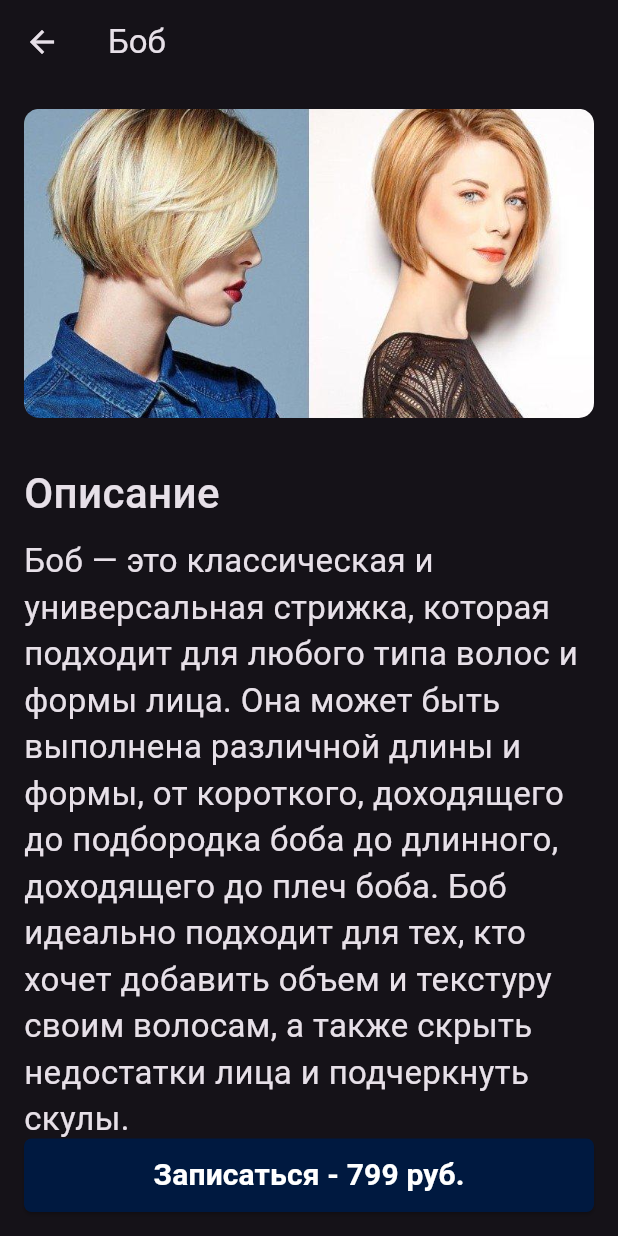
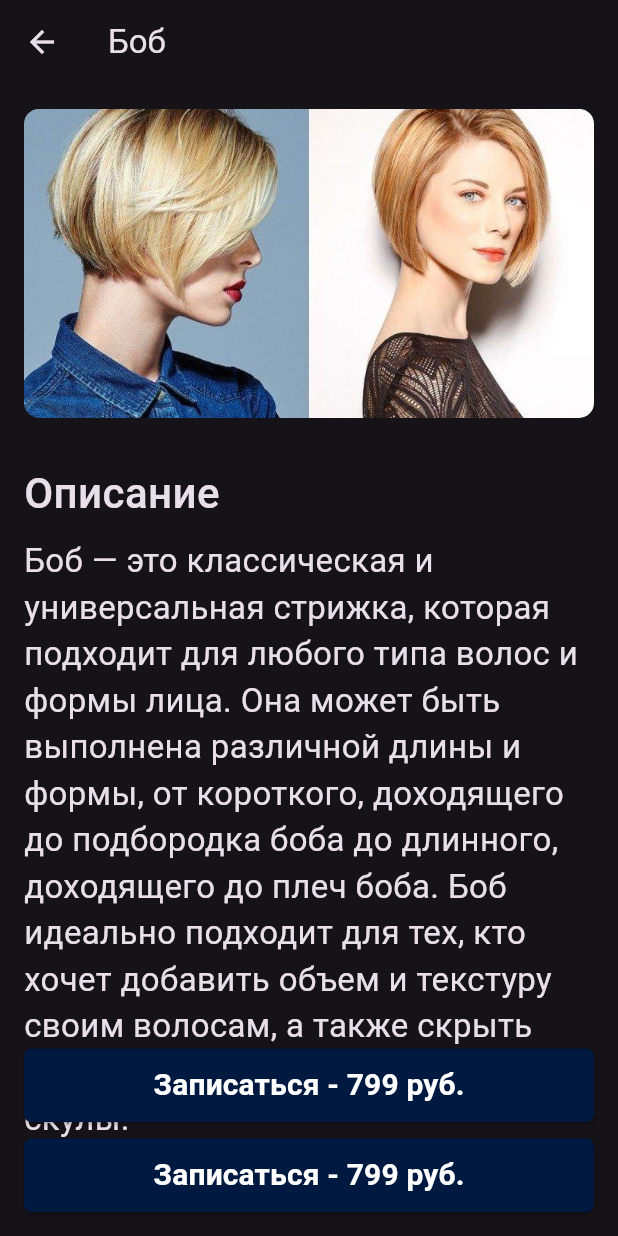
Before and after one commit to DaniilStolyarov/pks_sem, a Flutter app: the screen it shows after launch, after a tap on "Боб", on a phone screen of 412 x 824 dp. Run offline on Flutter 3.47's test engine with Material 3 defaults, Android fonts, the phone set to English and light mode, and no system bars.

```diff
--- a/shop_catalog/lib/components/card_preview.dart
+++ b/shop_catalog/lib/components/card_preview.dart
@@ -1,40 +1,37 @@
 import 'package:flutter/material.dart';
 import 'package:shop_catalog/models/shop_item.dart';
-import 'package:shop_catalog/pages/catalog.dart';
 
 class CardPreview extends StatelessWidget {
-  const CardPreview({super.key, required this.shopItems, required this.index});
-  final List<ShopItem> shopItems;
-  final int index;
+  const CardPreview({super.key, required this.shopItem});
+  final ShopItem shopItem;
   @override
   Widget build(BuildContext context) {
-    return Card(
-        margin: EdgeInsets.all(10),
-        child: Padding(
-          padding: const EdgeInsets.all(16.0),
+    return Padding(
+      padding: const EdgeInsets.all(10.0),
       child: Column(
+        mainAxisAlignment: MainAxisAlignment.start,
+        crossAxisAlignment: CrossAxisAlignment.center,
         children: [
           ClipRRect(
               borderRadius: BorderRadius.circular(10.0),
-                  child: shopItems[index].isImageUrl
-                      ? Image.network(shopItems[index].ImageHref,
-                          width: double.infinity,
-                          height: MediaQuery.of(context).size.width / 2,
+              child: shopItem.isImageUrl
+                  ? Image.network(shopItem.ImageHref,
+                      height: 100,
                       fit: BoxFit.cover)
-                      : Image.asset(shopItems[index].ImageHref,
-                          width: double.infinity,
-                          height: MediaQuery.of(context).size.width / 2,
+                  : Image.asset(shopItem.ImageHref,
+
+                      height: MediaQuery.of(context).size.height / 8,
+                      width: MediaQuery.of(context).size.width / 2,
+
                       fit: BoxFit.cover)),
-              SizedBox(
-                height: 20,
-              ),
-              Text(shopItems[index].Name,
+          SizedBox(height: 10,),
+          Text(shopItem.Name,
               style: TextStyle(
-                    fontSize: 24,
-                    fontWeight: FontWeight.w600,
+                fontSize: 18,
+                fontWeight: FontWeight.w400,
               )),
         ],
       ),
-        ));
+    );
   }
 }
--- a/shop_catalog/lib/main.dart
+++ b/shop_catalog/lib/main.dart
@@ -1,12 +1,22 @@
 import 'package:flutter/material.dart';
+import 'package:shop_catalog/pages/account.dart';
+import 'package:shop_catalog/pages/favourite.dart';
 import 'pages/catalog.dart';
 
 void main() {
   runApp(const MyApp());
 }
 
-class MyApp extends StatelessWidget {
+class MyApp extends StatefulWidget {
   const MyApp({super.key});
+  @override
+  State<MyApp> createState() => _MyAppState();
+}
+
+class _MyAppState extends State<MyApp> {
+  int selectedIndex = 0;
+
+  List<Widget> pages = [Catalog(), Favourite(), AccountPage()];
   @override
   Widget build(BuildContext context) {
     return MaterialApp(
@@ -17,9 +27,22 @@ class MyApp extends StatelessWidget {
       ),
       home: Scaffold(
         appBar: AppBar(
-          title: const Text("Стрижки"),
+          title: const Text("Barbershop App"),
         ),
-        body: const Catalog()
+        body: pages[selectedIndex],
+        bottomNavigationBar: BottomNavigationBar(
+          items:const [
+            BottomNavigationBarItem(icon: Icon(Icons.cut), label: "Стрижки"),
+            BottomNavigationBarItem(icon: Icon(Icons.favorite), label: "Избранные"),
+            BottomNavigationBarItem(icon: Icon(Icons.verified_user), label: "Профиль")
+          ],
+          currentIndex: 0,
+          onTap: (int barItemIndex) => {
+            setState(() {
+              selectedIndex = barItemIndex;
+            })
+          },
+          ),
       ),
     );
   }
--- a/shop_catalog/lib/pages/catalog.dart
+++ b/shop_catalog/lib/pages/catalog.dart
@@ -38,20 +38,15 @@ class CatalogState extends State<Catalog>
     return Scaffold(
       body: Padding(
         padding: const EdgeInsets.symmetric(vertical: 15),
-        child: ListView.builder(
+        child: GridView.builder(
+           gridDelegate: const SliverGridDelegateWithFixedCrossAxisCount(
+                crossAxisCount: 2,
+                childAspectRatio: 21/20),
           padding: const EdgeInsets.symmetric(vertical: 0),
           itemCount: shopItems.length,
           itemBuilder: (BuildContext context, int index) {
             return GestureDetector(
-              child: Stack(children: [CardPreview(shopItems: shopItems, index: index),
-              Positioned(
-                  right: -10,
-                  top: -10,
-                  child: IconButton(
-                    icon: Icon(Icons.close, color: Colors.red, size: 40,),
-                    onPressed: () => removeItem(index),
-                  )),
-              ]),
+              child: CardPreview(shopItem: shopItems[index],),
               onTap: () {
                 debugPrint('tapped ${shopItems[index].Name}');
                 Navigator.push(
--- a/shop_catalog/lib/pages/item_view.dart
+++ b/shop_catalog/lib/pages/item_view.dart
@@ -56,6 +56,37 @@ class ItemViewState extends State<ItemView> {
           Positioned(
               left: 0,
               right: 0,
+              bottom: 60,
+              child: Container(
+                padding: EdgeInsets.all(16.0),
+                child: ElevatedButton(
+                  style: ElevatedButton.styleFrom(
+                      backgroundColor: recorded
+                          ? Color.fromARGB(255, 0, 64, 3)
+                          : Color.fromARGB(255, 0, 25, 64),
+                      shape: RoundedRectangleBorder(
+                        borderRadius: BorderRadius.circular(
+                            5.0), // Установить радиус закругления
+                      ),
+                      padding: EdgeInsets.all(10.0)),
+                  child: Text(
+                      recorded
+                          ? "Записано - ${widget.shopItem.PriceRubles} руб."
+                          : "Записаться - ${widget.shopItem.PriceRubles} руб.",
+                      style: TextStyle(
+                          fontSize: 20,
+                          fontWeight: FontWeight.w600,
+                          color: Colors.white)),
+                  onPressed: () {
+                    setState(() {
+                      recorded = !recorded;
+                    });
+                  },
+                ),
+              )),
+          Positioned(
+              left: 0,
+              right: 0,
               bottom: 0,
               child: Container(
                 padding: EdgeInsets.all(16.0),
```
Also changed, not shown: shop_catalog/lib/pages/account.dart (added, +32 -0 lines), shop_catalog/lib/pages/favourite.dart (added, +59 -0 lines). Lines whose indentation alone changed are shown as unchanged.
